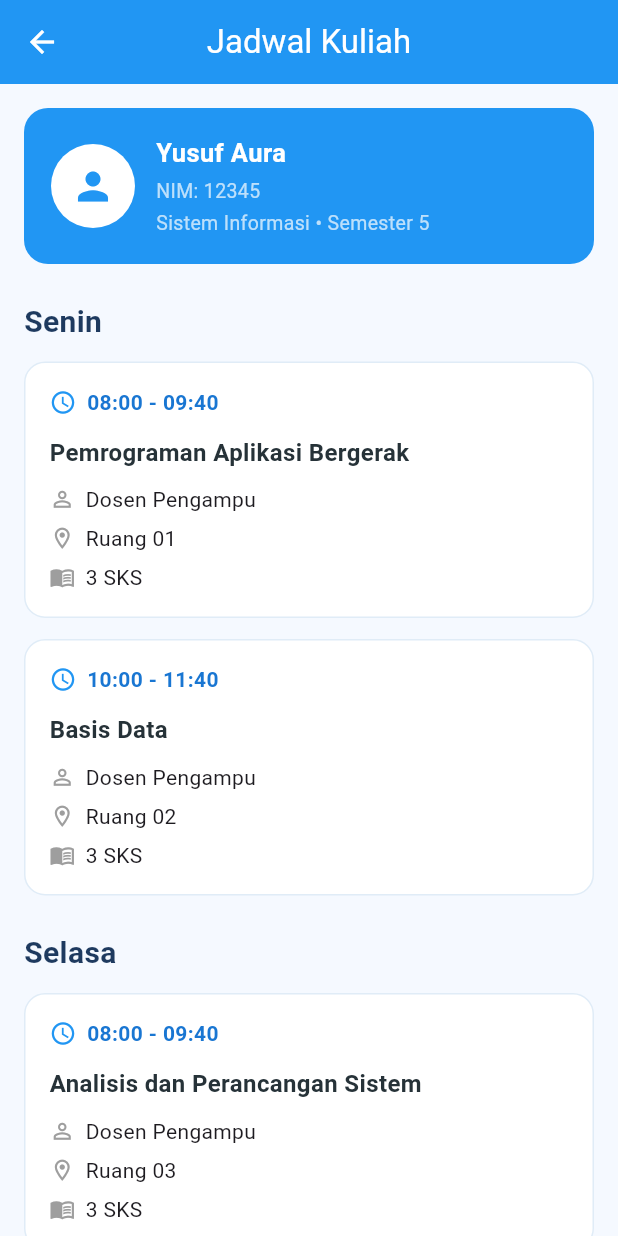
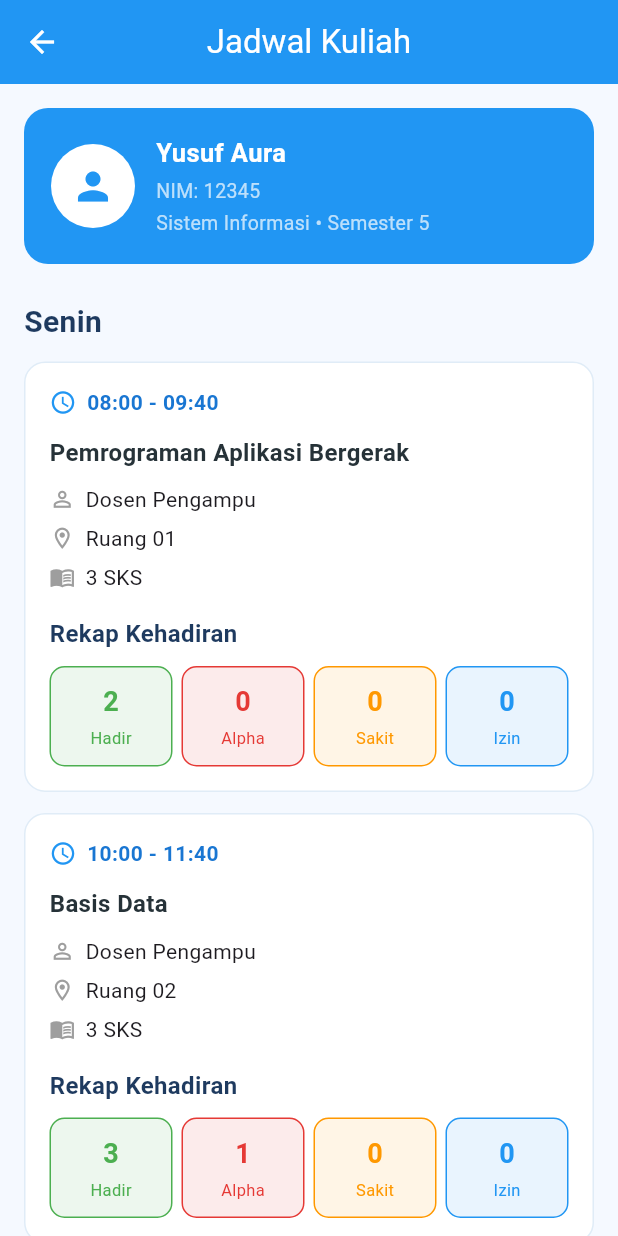
Before and after one commit to ENRIST/Aplikasi-Akademik-Mahasiswa, a Flutter app: the JadwalPage screen opened by its route, on a phone screen of 412 x 824 dp. Run offline on Flutter 3.47's test engine with Material 3 defaults, Android fonts, the light colour scheme and no system bars; our stand-ins replace font_awesome_flutter; missing offline and left inert: syncfusion_flutter_pdfviewer.

Commit message:
menambahkan rekap kehadiran pada halaman jadwal
Added attendance tracking to the JadwalPage, including presence, absence, sick leave, and permission counts for each class.

```diff
--- a/lib/pages/jadwal_page.dart
+++ b/lib/pages/jadwal_page.dart
@@ -39,9 +39,7 @@ class JadwalPage extends StatelessWidget {
                       size: 30,
                     ),
                   ),
-
                   SizedBox(width: 14),
-
                   Column(
                     crossAxisAlignment: CrossAxisAlignment.start,
                     children: [
@@ -89,6 +87,10 @@ class JadwalPage extends StatelessWidget {
               'Dosen Pengampu',
               'Ruang 01',
               '3 SKS',
+              2,
+              0,
+              0,
+              0,
             ),
 
             _buildJadwalCard(
@@ -97,6 +99,10 @@ class JadwalPage extends StatelessWidget {
               'Dosen Pengampu',
               'Ruang 02',
               '3 SKS',
+              3,
+              1,
+              0,
+              0,
             ),
 
             const SizedBox(height: 10),
@@ -119,6 +125,10 @@ class JadwalPage extends StatelessWidget {
               'Dosen Pengampu',
               'Ruang 03',
               '3 SKS',
+              2,
+              0,
+              1,
+              0,
             ),
 
             _buildJadwalCard(
@@ -127,6 +137,10 @@ class JadwalPage extends StatelessWidget {
               'Dosen Pengampu',
               'Ruang 04',
               '3 SKS',
+              3,
+              0,
+              0,
+              1,
             ),
 
             const SizedBox(height: 10),
@@ -149,6 +163,10 @@ class JadwalPage extends StatelessWidget {
               'Dosen Pengampu',
               'Laboratorium Komputer',
               '3 SKS',
+              4,
+              0,
+              0,
+              0,
             ),
 
             const SizedBox(height: 10),
@@ -171,6 +189,10 @@ class JadwalPage extends StatelessWidget {
               'Dosen Pengampu',
               'Ruang 05',
               '3 SKS',
+              3,
+              0,
+              0,
+              0,
             ),
 
             _buildJadwalCard(
@@ -179,6 +201,10 @@ class JadwalPage extends StatelessWidget {
               'Dosen Pengampu',
               'Laboratorium Komputer',
               '3 SKS',
+              2,
+              0,
+              0,
+              1,
             ),
 
             const SizedBox(height: 10),
@@ -201,6 +227,10 @@ class JadwalPage extends StatelessWidget {
               'Dosen Pengampu',
               'Ruang 06',
               '3 SKS',
+              3,
+              0,
+              0,
+              0,
             ),
 
             const SizedBox(height: 20),
@@ -216,6 +246,10 @@ class JadwalPage extends StatelessWidget {
     String dosen,
     String ruangan,
     String sks,
+    int hadir,
+    int alpha,
+    int sakit,
+    int izin,
   ) {
     return Container(
       width: double.infinity,
@@ -291,6 +325,81 @@ class JadwalPage extends StatelessWidget {
               Text(sks),
             ],
           ),
+
+          const SizedBox(height: 16),
+
+          // Rekap kehadiran
+          const Text(
+            'Rekap Kehadiran',
+            style: TextStyle(
+              fontSize: 16,
+              fontWeight: FontWeight.bold,
+              color: Color(0xFF1E3A5F),
+            ),
+          ),
+
+          const SizedBox(height: 10),
+
+          Row(
+            children: [
+              Expanded(
+                child: _buildKehadiranItem(
+                  hadir.toString(),
+                  'Hadir',
+                  const Color(0xFF4CAF50),
+                ),
+              ),
+              const SizedBox(width: 6),
+              Expanded(
+                child: _buildKehadiranItem(
+                  alpha.toString(),
+                  'Alpha',
+                  const Color(0xFFE53935),
+                ),
+              ),
+              const SizedBox(width: 6),
+              Expanded(
+                child: _buildKehadiranItem(
+                  sakit.toString(),
+                  'Sakit',
+                  const Color(0xFFFF9800),
+                ),
+              ),
+              const SizedBox(width: 6),
+              Expanded(
+                child: _buildKehadiranItem(
+                  izin.toString(),
+                  'Izin',
+                  const Color(0xFF2196F3),
+                ),
+              ),
+            ],
+          ),
+        ],
+      ),
+    );
+  }
+
+  Widget _buildKehadiranItem(String jumlah, String status, Color warna) {
+    return Container(
+      padding: const EdgeInsets.symmetric(vertical: 10),
+      decoration: BoxDecoration(
+        color: warna.withValues(alpha: 0.1),
+        border: Border.all(color: warna),
+        borderRadius: BorderRadius.circular(10),
+      ),
+      child: Column(
+        children: [
+          Text(
+            jumlah,
+            style: TextStyle(
+              fontSize: 18,
+              fontWeight: FontWeight.bold,
+              color: warna,
+            ),
+          ),
+          const SizedBox(height: 3),
+          Text(status, style: TextStyle(fontSize: 11, color: warna)),
         ],
       ),
     );
```
